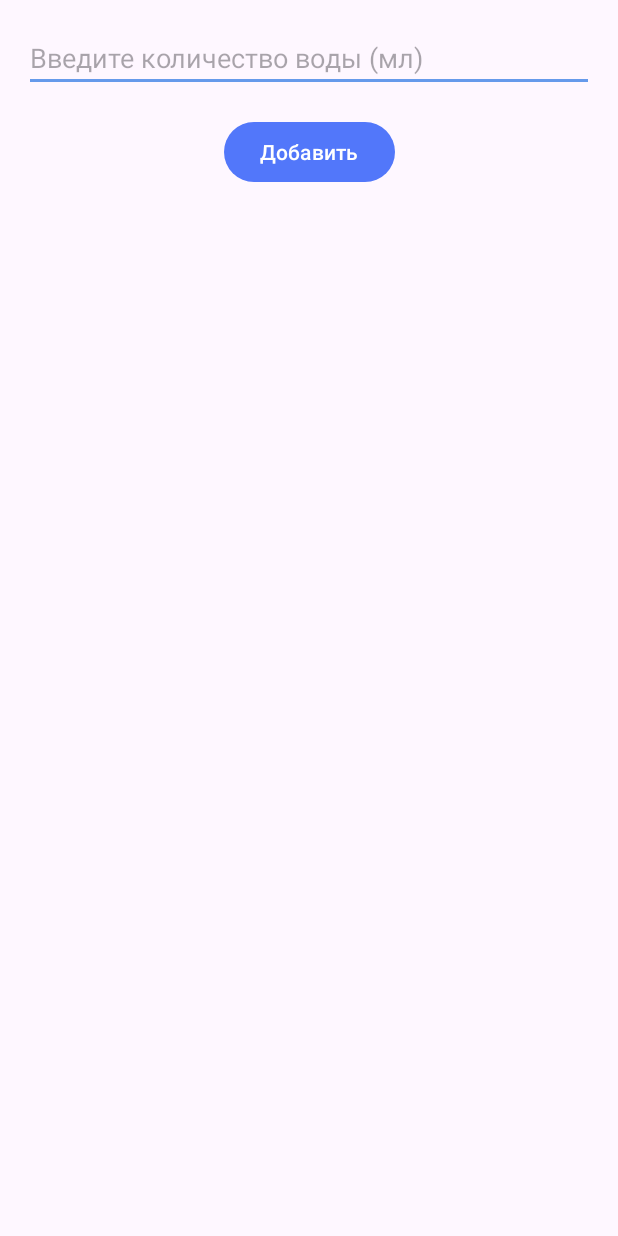
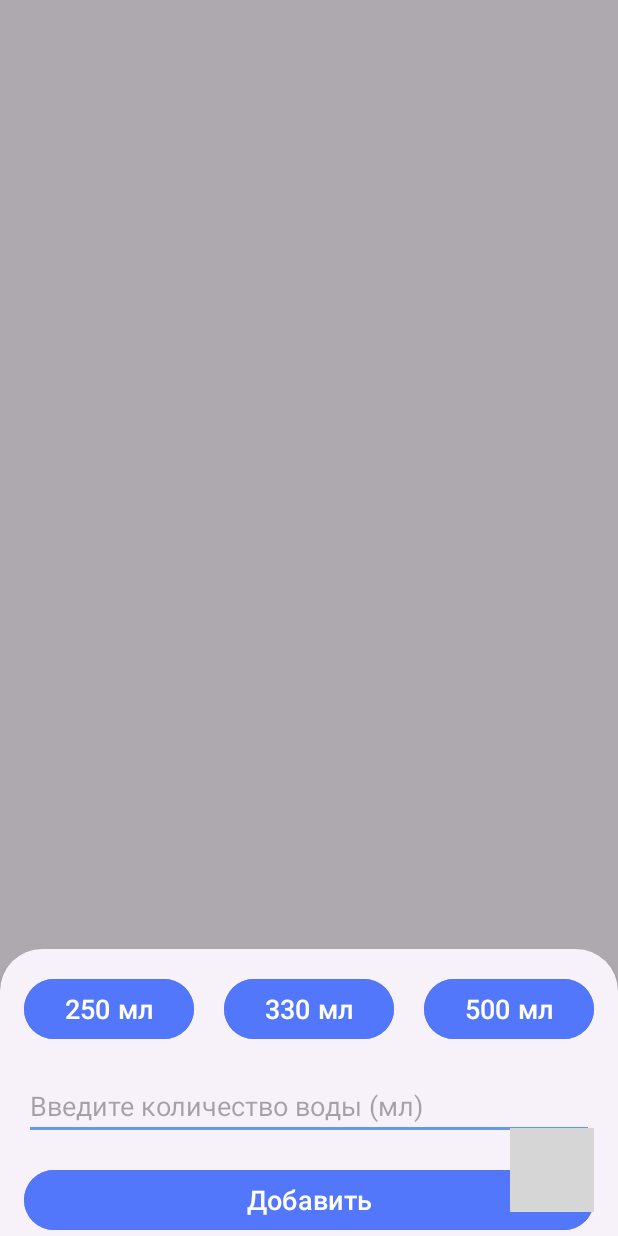
Before and after one commit to josephiskingkong/waterTracker, an Android app: the screen it shows after launch (AddWaterActivity before the commit, MainActivity after it), after a tap on "Добавить воду", on a phone screen of 412 x 824 dp. Run offline under Robolectric (Android 15) with nearby library versions, the phone set to English and light mode, and no system bars; our stand-ins replace Room's generated code; grey boxes are pictures that could not be loaded.

Commit message:
redesign water adding screen, add dependent strings

```diff
--- a/app/src/main/AndroidManifest.xml
+++ b/app/src/main/AndroidManifest.xml
@@ -22,7 +22,6 @@
                 <category android:name="android.intent.category.LAUNCHER" />
             </intent-filter>
         </activity>
-        <activity android:name=".AddWaterActivity"></activity>
         <activity android:name=".StatisticsActivity"></activity>
         <receiver android:name=".NotificationReceiver" />
         <activity android:name=".CalendarActivity" />
--- a/app/src/main/java/com/example/watertracker/AddWaterActivity.kt
+++ b/app/src/main/java/com/example/watertracker/AddWaterActivity.kt
@@ -1,28 +1,52 @@
 package com.example.watertracker
 
 import android.os.Bundle
+import android.view.LayoutInflater
+import android.view.View
+import android.view.ViewGroup
 import android.widget.Button
 import android.widget.EditText
-import androidx.appcompat.app.AppCompatActivity
 import androidx.lifecycle.ViewModelProvider
+import com.google.android.material.bottomsheet.BottomSheetDialogFragment
 import com.google.android.material.snackbar.Snackbar
 import java.util.*
 
-class AddWaterActivity : AppCompatActivity() {
+class AddWaterActivity : BottomSheetDialogFragment() {
 
     private lateinit var waterViewModel: WaterViewModel
     private var selectedDate: Long = Calendar.getInstance().timeInMillis
 
-    override fun onCreate(savedInstanceState: Bundle?) {
-        super.onCreate(savedInstanceState)
-        setContentView(R.layout.activity_add_water)
+    override fun onCreateView(
+        inflater: LayoutInflater, container: ViewGroup?,
+        savedInstanceState: Bundle?
+    ): View? {
+        return inflater.inflate(R.layout.activity_add_water, container, false)
+    }
+
+    override fun onViewCreated(view: View, savedInstanceState: Bundle?) {
+        super.onViewCreated(view, savedInstanceState)
 
         waterViewModel = ViewModelProvider(this).get(WaterViewModel::class.java)
 
-        selectedDate = intent.getLongExtra("selectedDate", Calendar.getInstance().timeInMillis)
+        selectedDate = arguments?.getLong("selectedDate") ?: Calendar.getInstance().timeInMillis
 
-        val btnSave = findViewById<Button>(R.id.btnSave)
-        val etWaterAmount = findViewById<EditText>(R.id.etWaterAmount)
+        val btnSave = view.findViewById<Button>(R.id.btnSave)
+        val btnAdd250ml = view.findViewById<Button>(R.id.button_add_250_ml)
+        val btnAdd330ml = view.findViewById<Button>(R.id.button_add_330_ml)
+        val btnAdd500ml = view.findViewById<Button>(R.id.button_add_500_ml)
+        val etWaterAmount = view.findViewById<EditText>(R.id.etWaterAmount)
+
+        btnAdd250ml.setOnClickListener {
+            etWaterAmount.setText("250")
+        }
+
+        btnAdd330ml.setOnClickListener {
+            etWaterAmount.setText("330")
+        }
+
+        btnAdd500ml.setOnClickListener {
+            etWaterAmount.setText("500")
+        }
 
         btnSave.setOnClickListener {
             val amountText = etWaterAmount.text.toString()
@@ -30,7 +54,7 @@ class AddWaterActivity : AppCompatActivity() {
                 val amount = amountText.toInt()
                 val waterRecord = WaterRecord(date = selectedDate, amount = amount)
                 waterViewModel.insertRecord(waterRecord)
-                finish()
+                dismiss()
             } else {
                 Snackbar.make(btnSave, "Пожалуйста, введите количество воды", Snackbar.LENGTH_LONG).show()
             }
--- a/app/src/main/java/com/example/watertracker/MainActivity.kt
+++ b/app/src/main/java/com/example/watertracker/MainActivity.kt
@@ -66,9 +66,11 @@ class MainActivity : AppCompatActivity() {
         })
 
         btnAddWater.setOnClickListener {
-            val intent = Intent(this, AddWaterActivity::class.java)
-            intent.putExtra("selectedDate", selectedDate)
-            startActivity(intent)
+            val bottomSheetFragment = AddWaterActivity()
+            val args = Bundle()
+            args.putLong("selectedDate", selectedDate)
+            bottomSheetFragment.arguments = args
+            bottomSheetFragment.show(supportFragmentManager, bottomSheetFragment.tag)
         }
 
         btnViewStats.setOnClickListener {
--- a/app/src/main/res/layout/activity_add_water.xml
+++ b/app/src/main/res/layout/activity_add_water.xml
@@ -1,31 +1,84 @@
+<?xml version="1.0" encoding="utf-8"?>
 <androidx.constraintlayout.widget.ConstraintLayout
     xmlns:android="http://schemas.android.com/apk/res/android"
     xmlns:app="http://schemas.android.com/apk/res-auto"
     xmlns:tools="http://schemas.android.com/tools"
     android:layout_width="match_parent"
     android:layout_height="match_parent"
+    android:orientation="vertical"
     tools:context=".AddWaterActivity">
+
+    <LinearLayout
+        android:id="@+id/linearLayoutButtons"
+        android:layout_width="0dp"
+        android:layout_height="wrap_content"
+        android:orientation="horizontal"
+        app:layout_constraintTop_toTopOf="parent"
+        app:layout_constraintStart_toStartOf="parent"
+        app:layout_constraintEnd_toEndOf="parent"
+        app:layout_constraintBottom_toTopOf="@id/etWaterAmount"
+        android:layout_marginTop="16dp"
+        android:layout_marginStart="16dp"
+        android:layout_marginEnd="16dp">
+
+        <Button
+            android:id="@+id/button_add_250_ml"
+            android:layout_width="0dp"
+            android:layout_height="wrap_content"
+            android:layout_marginEnd="10dp"
+            android:layout_weight="1"
+            android:backgroundTint="@color/primary"
+            android:text="@string/button_add_250_ml"
+            android:textColor="@color/white"
+            android:textSize="18sp" />
+
+        <Button
+            android:id="@+id/button_add_330_ml"
+            android:layout_width="0dp"
+            android:layout_height="wrap_content"
+            android:layout_weight="1"
+            android:text="@string/button_add_330_ml"
+            android:backgroundTint="@color/primary"
+            android:textSize="18sp"
+            android:textColor="@color/white"
+            android:layout_marginStart="10dp"
+            android:layout_marginEnd="10dp"/>
+
+        <Button
+            android:id="@+id/button_add_500_ml"
+            android:layout_width="0dp"
+            android:layout_height="wrap_content"
+            android:layout_weight="1"
+            android:text="@string/button_add_500_ml"
+            android:backgroundTint="@color/primary"
+            android:textSize="18sp"
+            android:textColor="@color/white"
+            android:layout_marginStart="10dp"/>
+    </LinearLayout>
 
     <EditText
         android:id="@+id/etWaterAmount"
         android:layout_width="0dp"
         android:layout_height="wrap_content"
-        android:hint="Введите количество воды (мл)"
+        android:hint="@string/hint_add_volume_water"
         android:inputType="number"
-        app:layout_constraintTop_toTopOf="parent"
+        app:layout_constraintTop_toBottomOf="@id/linearLayoutButtons"
         app:layout_constraintStart_toStartOf="parent"
         app:layout_constraintEnd_toEndOf="parent"
-        android:layout_marginTop="16dp"
+        android:layout_marginTop="18dp"
         android:layout_marginStart="16dp"
         android:layout_marginEnd="16dp"/>
 
     <Button
         android:id="@+id/btnSave"
-        android:layout_width="wrap_content"
+        android:layout_width="match_parent"
         android:layout_height="wrap_content"
-        android:text="Добавить"
+        android:layout_margin="16dp"
+        android:textSize="18sp"
+        android:textColor="@color/white"
+        android:text="@string/button_add_volume_water"
         app:layout_constraintTop_toBottomOf="@id/etWaterAmount"
         app:layout_constraintStart_toStartOf="parent"
         app:layout_constraintEnd_toEndOf="parent"
-        android:layout_marginTop="16dp"/>
+        android:backgroundTint="@color/primary"/>
 </androidx.constraintlayout.widget.ConstraintLayout>
--- a/app/src/main/res/layout/activity_main.xml
+++ b/app/src/main/res/layout/activity_main.xml
@@ -46,10 +46,10 @@
         android:layout_marginStart="5dp"
         android:layout_marginEnd="10dp"
         android:layout_marginBottom="20dp"
-        android:text="Добавить воду"
+        android:text="@string/button_add_water"
         app:layout_constraintBottom_toBottomOf="parent"
         app:layout_constraintEnd_toStartOf="@id/btnViewStats"
-        app:layout_constraintStart_toStartOf="parent" />
+        app:layout_constraintStart_toStartOf="parent"/>
 
     <Button
         android:id="@+id/btnViewStats"
@@ -57,7 +57,7 @@
         android:layout_height="wrap_content"
         android:layout_marginEnd="16dp"
         android:layout_marginBottom="20dp"
-        android:text="Статистика"
+        android:text="@string/button_statistic"
         android:textSize="14sp"
         app:layout_constraintBottom_toBottomOf="parent"
         app:layout_constraintEnd_toStartOf="@id/fabCalendar"
--- a/app/src/main/res/values/strings.xml
+++ b/app/src/main/res/values/strings.xml
@@ -1,3 +1,10 @@
 <resources>
     <string name="app_name">WaterTracker</string>
+    <string name="button_add_250_ml">250 мл</string>
+    <string name="button_add_330_ml">330 мл</string>
+    <string name="button_add_500_ml">500 мл</string>
+    <string name="hint_add_volume_water">Введите количество воды (мл)</string>
+    <string name="button_add_volume_water">Добавить</string>
+    <string name="button_add_water">Добавить воду</string>
+    <string name="button_statistic">Статистика</string>
 </resources>
```
Also changed, not shown: 1 other file.
